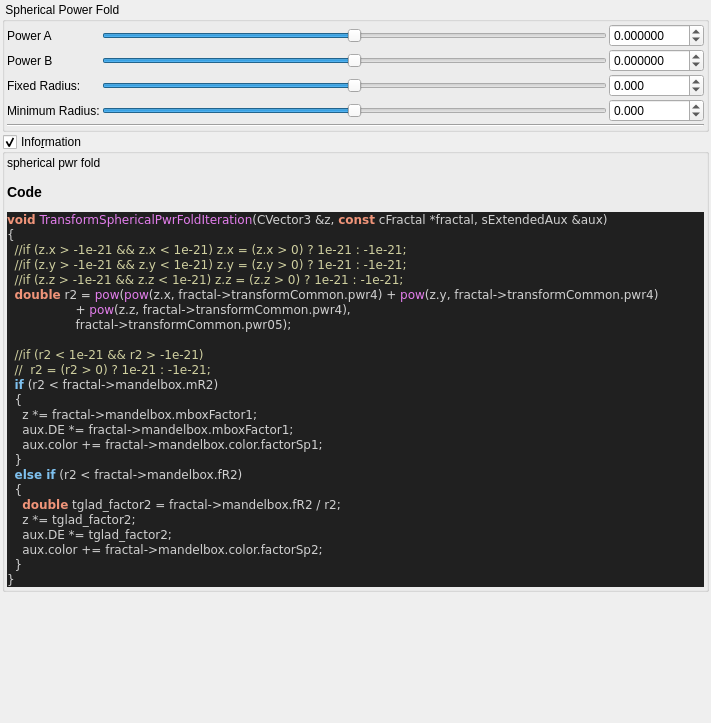
The window that mandelbulber2/qt_data/fractal_transf_spherical_pwr_fold.ui (buddhi1980/mandelbulber2) describes before a commit, drawn with Qt 5.
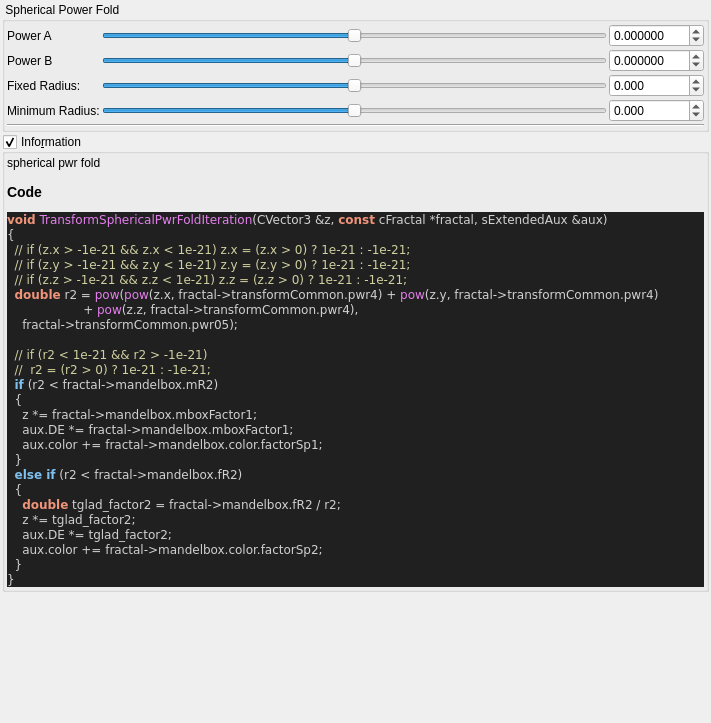
The same window after the commit. Custom widgets are drawn as their Qt base class.

Commit message:
source code format for fractal_formulas.cpp
- now complete code base is refactored!
- also regenerated ui files with populateUiInformation.php
- codeStyleCheck.php is now fully functional and can be used auto
refactor the code base (may be a little slow)

Patch:
```diff
--- a/mandelbulber2/qt_data/fractal_transf_spherical_pwr_fold.ui
+++ b/mandelbulber2/qt_data/fractal_transf_spherical_pwr_fold.ui
@@ -340,14 +340,14 @@
 &lt;body style=&quot;background-color:#202020&quot;&gt;
 &lt;pre style=&quot;color:#d0d0d0; background-color:#202020;  font-family:'Courier New',monospace;&quot;&gt;&lt;span style=&quot;color:#f09479; font-weight:bold&quot;&gt;void&lt;/span&gt; &lt;span style=&quot;color:#e47eed&quot;&gt;TransformSphericalPwrFoldIteration&lt;/span&gt;&lt;span style=&quot;color:#d0d0d0&quot;&gt;(&lt;/span&gt;CVector3 &lt;span style=&quot;color:#d0d0d0&quot;&gt;&amp;amp;&lt;/span&gt;z&lt;span style=&quot;color:#d0d0d0&quot;&gt;,&lt;/span&gt; &lt;span style=&quot;color:#f09479; font-weight:bold&quot;&gt;const&lt;/span&gt; cFractal &lt;span style=&quot;color:#d0d0d0&quot;&gt;*&lt;/span&gt;fractal&lt;span style=&quot;color:#d0d0d0&quot;&gt;,&lt;/span&gt; sExtendedAux &lt;span style=&quot;color:#d0d0d0&quot;&gt;&amp;amp;&lt;/span&gt;aux&lt;span style=&quot;color:#d0d0d0&quot;&gt;)&lt;/span&gt;
 &lt;span style=&quot;color:#d0d0d0&quot;&gt;{&lt;/span&gt;
-  &lt;span style=&quot;color:#d0d0a0&quot;&gt;//if (z.x &amp;gt; -1e-21 &amp;amp;&amp;amp; z.x &amp;lt; 1e-21) z.x = (z.x &amp;gt; 0) ? 1e-21 : -1e-21;&lt;/span&gt;
-  &lt;span style=&quot;color:#d0d0a0&quot;&gt;//if (z.y &amp;gt; -1e-21 &amp;amp;&amp;amp; z.y &amp;lt; 1e-21) z.y = (z.y &amp;gt; 0) ? 1e-21 : -1e-21;&lt;/span&gt;
-  &lt;span style=&quot;color:#d0d0a0&quot;&gt;//if (z.z &amp;gt; -1e-21 &amp;amp;&amp;amp; z.z &amp;lt; 1e-21) z.z = (z.z &amp;gt; 0) ? 1e-21 : -1e-21;&lt;/span&gt;
+  &lt;span style=&quot;color:#d0d0a0&quot;&gt;// if (z.x &amp;gt; -1e-21 &amp;amp;&amp;amp; z.x &amp;lt; 1e-21) z.x = (z.x &amp;gt; 0) ? 1e-21 : -1e-21;&lt;/span&gt;
+  &lt;span style=&quot;color:#d0d0a0&quot;&gt;// if (z.y &amp;gt; -1e-21 &amp;amp;&amp;amp; z.y &amp;lt; 1e-21) z.y = (z.y &amp;gt; 0) ? 1e-21 : -1e-21;&lt;/span&gt;
+  &lt;span style=&quot;color:#d0d0a0&quot;&gt;// if (z.z &amp;gt; -1e-21 &amp;amp;&amp;amp; z.z &amp;lt; 1e-21) z.z = (z.z &amp;gt; 0) ? 1e-21 : -1e-21;&lt;/span&gt;
   &lt;span style=&quot;color:#f09479; font-weight:bold&quot;&gt;double&lt;/span&gt; r2 &lt;span style=&quot;color:#d0d0d0&quot;&gt;=&lt;/span&gt; &lt;span style=&quot;color:#e47eed&quot;&gt;pow&lt;/span&gt;&lt;span style=&quot;color:#d0d0d0&quot;&gt;(&lt;/span&gt;&lt;span style=&quot;color:#e47eed&quot;&gt;pow&lt;/span&gt;&lt;span style=&quot;color:#d0d0d0&quot;&gt;(&lt;/span&gt;z&lt;span style=&quot;color:#d0d0d0&quot;&gt;.&lt;/span&gt;x&lt;span style=&quot;color:#d0d0d0&quot;&gt;,&lt;/span&gt; fractal&lt;span style=&quot;color:#d0d0d0&quot;&gt;-&amp;gt;&lt;/span&gt;transformCommon&lt;span style=&quot;color:#d0d0d0&quot;&gt;.&lt;/span&gt;pwr4&lt;span style=&quot;color:#d0d0d0&quot;&gt;) +&lt;/span&gt; &lt;span style=&quot;color:#e47eed&quot;&gt;pow&lt;/span&gt;&lt;span style=&quot;color:#d0d0d0&quot;&gt;(&lt;/span&gt;z&lt;span style=&quot;color:#d0d0d0&quot;&gt;.&lt;/span&gt;y&lt;span style=&quot;color:#d0d0d0&quot;&gt;,&lt;/span&gt; fractal&lt;span style=&quot;color:#d0d0d0&quot;&gt;-&amp;gt;&lt;/span&gt;transformCommon&lt;span style=&quot;color:#d0d0d0&quot;&gt;.&lt;/span&gt;pwr4&lt;span style=&quot;color:#d0d0d0&quot;&gt;)&lt;/span&gt;
-                  &lt;span style=&quot;color:#d0d0d0&quot;&gt;+&lt;/span&gt; &lt;span style=&quot;color:#e47eed&quot;&gt;pow&lt;/span&gt;&lt;span style=&quot;color:#d0d0d0&quot;&gt;(&lt;/span&gt;z&lt;span style=&quot;color:#d0d0d0&quot;&gt;.&lt;/span&gt;z&lt;span style=&quot;color:#d0d0d0&quot;&gt;,&lt;/span&gt; fractal&lt;span style=&quot;color:#d0d0d0&quot;&gt;-&amp;gt;&lt;/span&gt;transformCommon&lt;span style=&quot;color:#d0d0d0&quot;&gt;.&lt;/span&gt;pwr4&lt;span style=&quot;color:#d0d0d0&quot;&gt;),&lt;/span&gt;
-                  fractal&lt;span style=&quot;color:#d0d0d0&quot;&gt;-&amp;gt;&lt;/span&gt;transformCommon&lt;span style=&quot;color:#d0d0d0&quot;&gt;.&lt;/span&gt;pwr05&lt;span style=&quot;color:#d0d0d0&quot;&gt;);&lt;/span&gt;
+                    &lt;span style=&quot;color:#d0d0d0&quot;&gt;+&lt;/span&gt; &lt;span style=&quot;color:#e47eed&quot;&gt;pow&lt;/span&gt;&lt;span style=&quot;color:#d0d0d0&quot;&gt;(&lt;/span&gt;z&lt;span style=&quot;color:#d0d0d0&quot;&gt;.&lt;/span&gt;z&lt;span style=&quot;color:#d0d0d0&quot;&gt;,&lt;/span&gt; fractal&lt;span style=&quot;color:#d0d0d0&quot;&gt;-&amp;gt;&lt;/span&gt;transformCommon&lt;span style=&quot;color:#d0d0d0&quot;&gt;.&lt;/span&gt;pwr4&lt;span style=&quot;color:#d0d0d0&quot;&gt;),&lt;/span&gt;
+    fractal&lt;span style=&quot;color:#d0d0d0&quot;&gt;-&amp;gt;&lt;/span&gt;transformCommon&lt;span style=&quot;color:#d0d0d0&quot;&gt;.&lt;/span&gt;pwr05&lt;span style=&quot;color:#d0d0d0&quot;&gt;);&lt;/span&gt;
 
-  &lt;span style=&quot;color:#d0d0a0&quot;&gt;//if (r2 &amp;lt; 1e-21 &amp;amp;&amp;amp; r2 &amp;gt; -1e-21)&lt;/span&gt;
+  &lt;span style=&quot;color:#d0d0a0&quot;&gt;// if (r2 &amp;lt; 1e-21 &amp;amp;&amp;amp; r2 &amp;gt; -1e-21)&lt;/span&gt;
   &lt;span style=&quot;color:#d0d0a0&quot;&gt;//  r2 = (r2 &amp;gt; 0) ? 1e-21 : -1e-21;&lt;/span&gt;
   &lt;span style=&quot;color:#7ec0ee; font-weight:bold&quot;&gt;if&lt;/span&gt; &lt;span style=&quot;color:#d0d0d0&quot;&gt;(&lt;/span&gt;r2 &lt;span style=&quot;color:#d0d0d0&quot;&gt;&amp;lt;&lt;/span&gt; fractal&lt;span style=&quot;color:#d0d0d0&quot;&gt;-&amp;gt;&lt;/span&gt;mandelbox&lt;span style=&quot;color:#d0d0d0&quot;&gt;.&lt;/span&gt;mR2&lt;span style=&quot;color:#d0d0d0&quot;&gt;)&lt;/span&gt;
   &lt;span style=&quot;color:#d0d0d0&quot;&gt;{&lt;/span&gt;
```
The commit also changes 101 other files.
